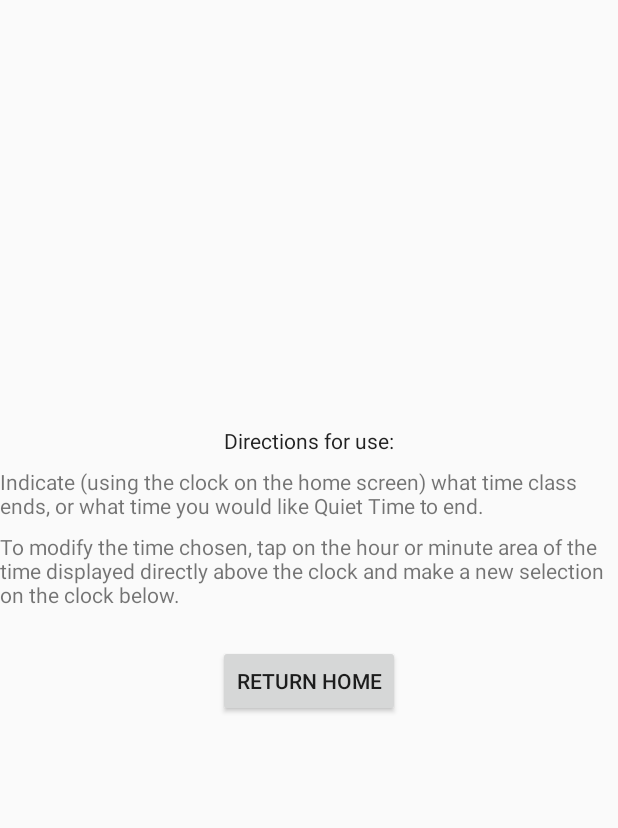
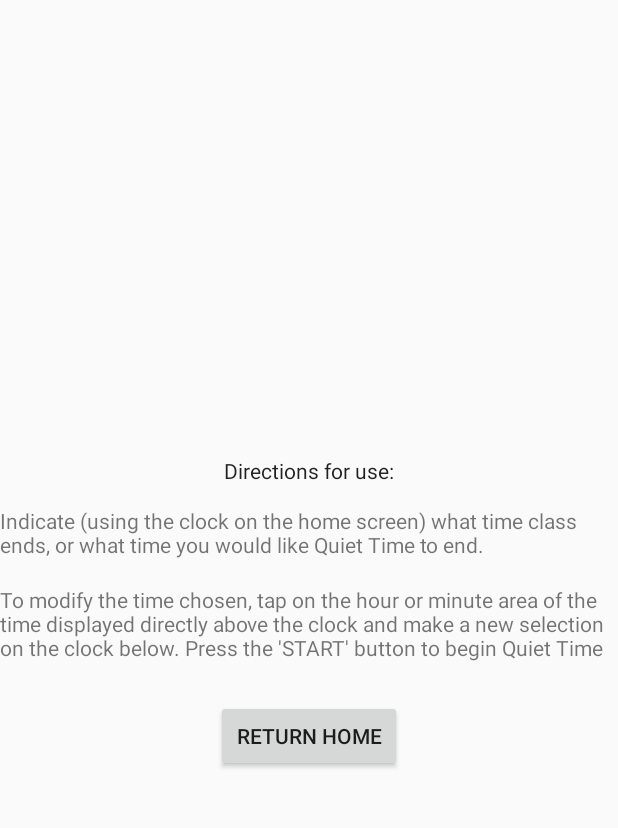
Before and after one commit to drseet/QTver1, an Android app: the Help screen opened directly, with no data from a screen before it, on a phone screen of 412 x 824 dp, the part 322-1150 px from its top. Run offline under Robolectric (Android 15) with nearby library versions, the phone set to English and light mode, and no system bars.

Commit message:
committing the rest (didn't send first time)

```diff
--- a/app/src/main/res/layout/activity_help.xml
+++ b/app/src/main/res/layout/activity_help.xml
@@ -30,20 +30,20 @@
         tools:layout_constraintBottom_creator="1"
         app:layout_constraintBottom_toTopOf="@+id/help2"
         tools:layout_constraintLeft_creator="1"
-        android:layout_marginBottom="8dp"
+        android:layout_marginBottom="17dp"
         app:layout_constraintLeft_toLeftOf="parent" />
 
     <TextView
         android:id="@+id/help2"
         android:layout_width="wrap_content"
         android:layout_height="wrap_content"
-        android:text="To modify the time chosen, tap on the hour or minute area of the time displayed directly above the clock and make a new selection on the clock below."
+        android:text="To modify the time chosen, tap on the hour or minute area of the time displayed directly above the clock and make a new selection on the clock below. Press the 'START' button to begin Quiet Time"
         tools:layout_constraintRight_creator="1"
         tools:layout_constraintBottom_creator="1"
         app:layout_constraintBottom_toBottomOf="parent"
         app:layout_constraintRight_toRightOf="@+id/help1"
         tools:layout_constraintLeft_creator="1"
-        android:layout_marginBottom="203dp"
+        android:layout_marginBottom="168dp"
         app:layout_constraintLeft_toLeftOf="@+id/help1" />
 
     <TextView
@@ -59,16 +59,16 @@
 
     <Button
         android:id="@+id/return_home"
-        android:layout_width="wrap_content"
-        android:layout_height="wrap_content"
+        android:layout_width="124dp"
+        android:layout_height="0dp"
         android:onClick="onHomeTap"
         android:text="return home"
+        tools:layout_constraintTop_creator="1"
         tools:layout_constraintRight_creator="1"
-        tools:layout_constraintBottom_creator="1"
-        app:layout_constraintBottom_toBottomOf="parent"
         app:layout_constraintRight_toRightOf="parent"
+        android:layout_marginTop="25dp"
+        app:layout_constraintTop_toBottomOf="@+id/help2"
         tools:layout_constraintLeft_creator="1"
-        android:layout_marginBottom="131dp"
         app:layout_constraintLeft_toLeftOf="parent" />
 
     <TextView
@@ -82,7 +82,7 @@
         app:layout_constraintBottom_toTopOf="@+id/help1"
         app:layout_constraintRight_toRightOf="parent"
         tools:layout_constraintLeft_creator="1"
-        android:layout_marginBottom="8dp"
+        android:layout_marginBottom="14dp"
         app:layout_constraintLeft_toLeftOf="parent" />
 
 </android.support.constraint.ConstraintLayout>
```
